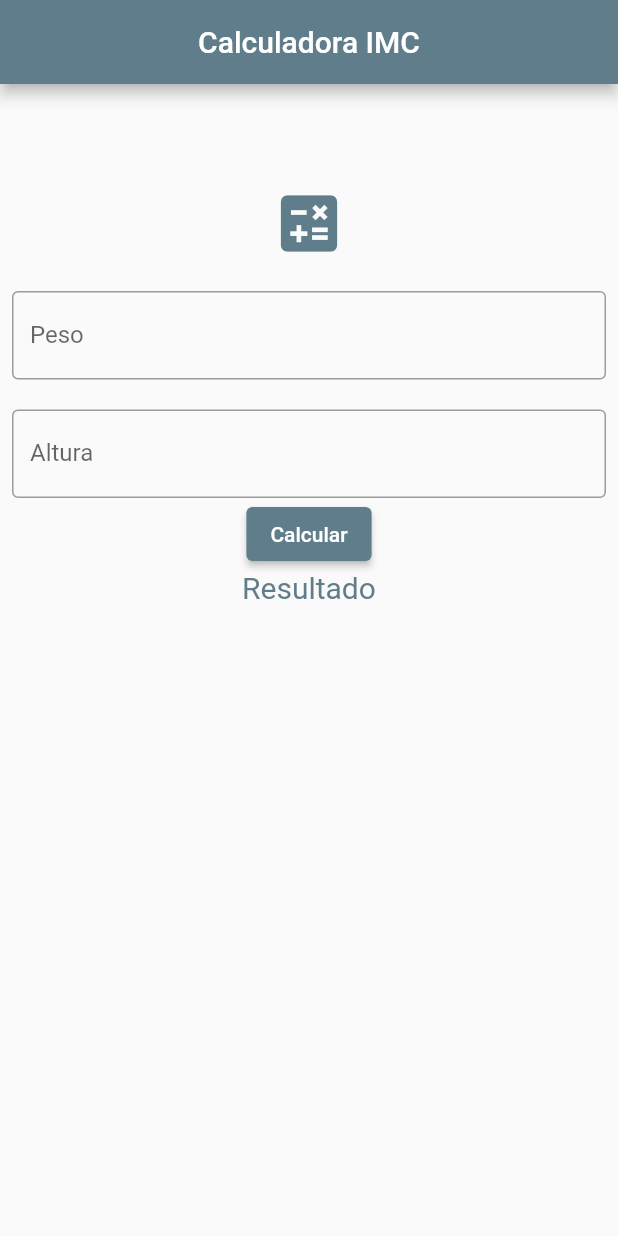
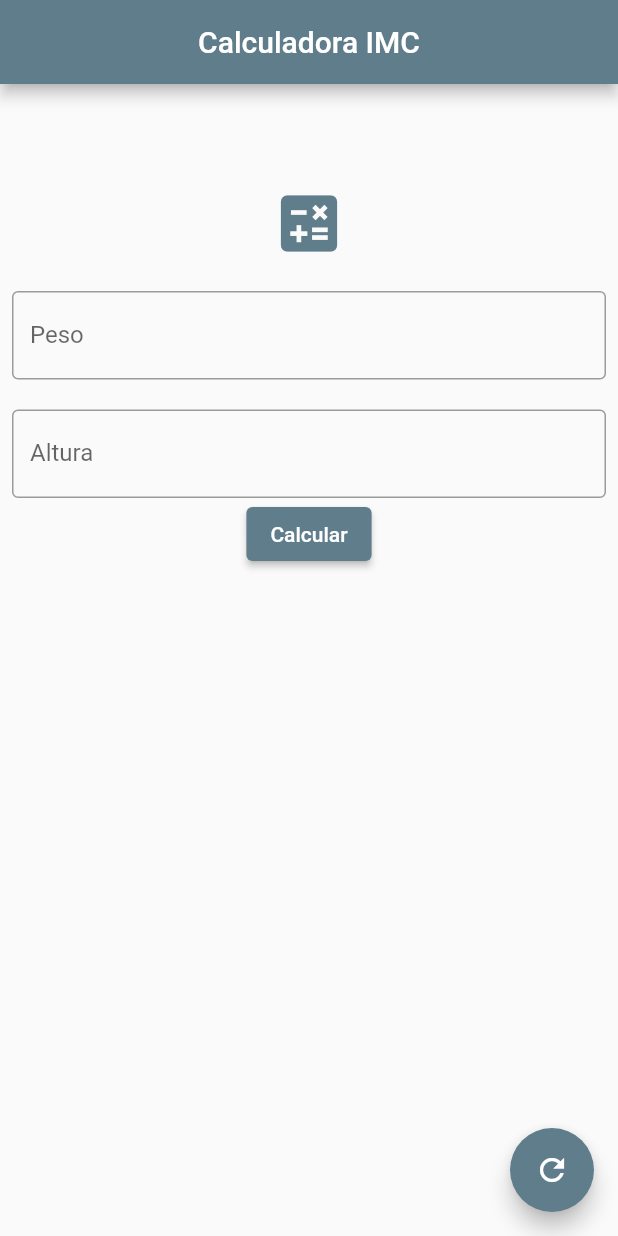
Before and after one commit to BrandonNunes/calculadora_imc, a Flutter app: the screen it shows after launch, on a phone screen of 412 x 824 dp. Run offline on Flutter 3.47's test engine with Material 2 defaults, Android fonts, the phone set to English and light mode, and no system bars.

Commit message:
adionado funçao de limpar campos

```diff
--- a/lib/MyHomePage.dart
+++ b/lib/MyHomePage.dart
@@ -7,10 +7,18 @@ class MyImcApp extends StatefulWidget {
 }
 
 class _MyImcAppState extends State<MyImcApp> {
-  String resultado = 'Resultado';
+  String resultado = '';
 
   TextEditingController pesocontroller = TextEditingController();
   TextEditingController alturacontroller = TextEditingController();
+
+  void _refresh() {
+    setState(() {
+      pesocontroller.text = '';
+      alturacontroller.text = '';
+      resultado = '';
+    });
+  }
 
   void _calcular() {
     double peso = double.parse(pesocontroller.text);
@@ -89,13 +97,18 @@ class _MyImcAppState extends State<MyImcApp> {
                     onPressed: () => _calcular(), child: Text('Calcular')),
                 Text(
                   resultado,
-                  style: TextStyle(color: Colors.blueGrey, fontSize: 20),
+                  style: TextStyle(color: Colors.blueGrey, fontSize: 15),
                 )
               ],
             ),
           ),
         ),
       ),
+      floatingActionButton: FloatingActionButton(
+          onPressed: () {
+            _refresh();
+          },
+          child: Icon(Icons.refresh)),
     );
   }
 }
```
